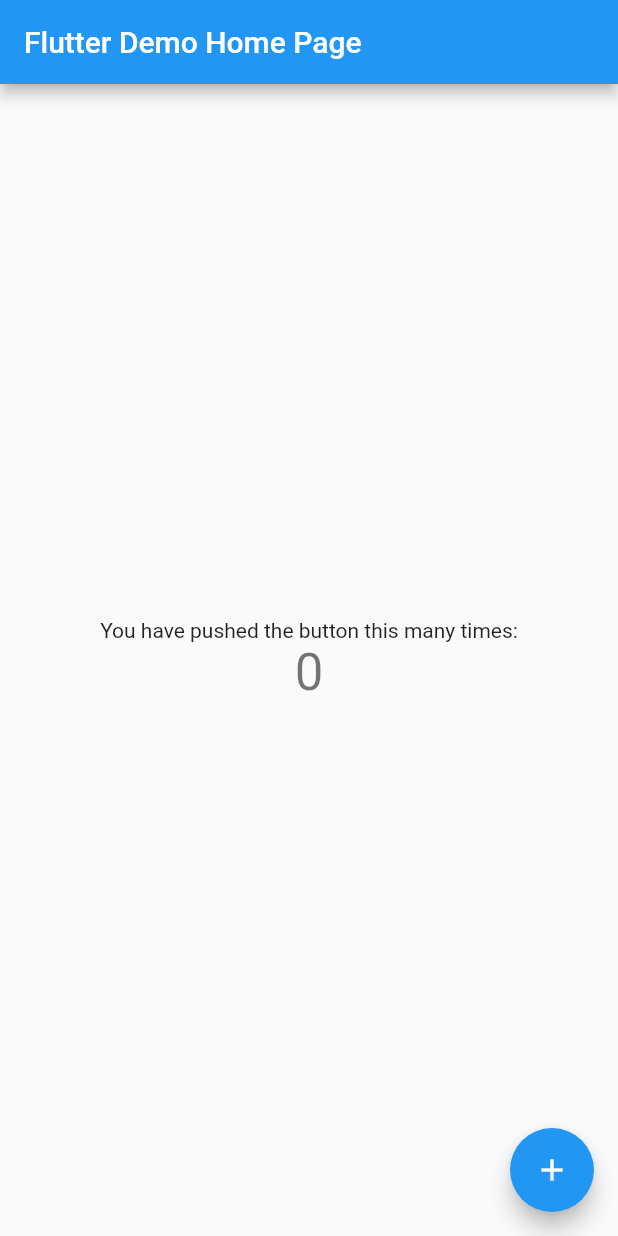
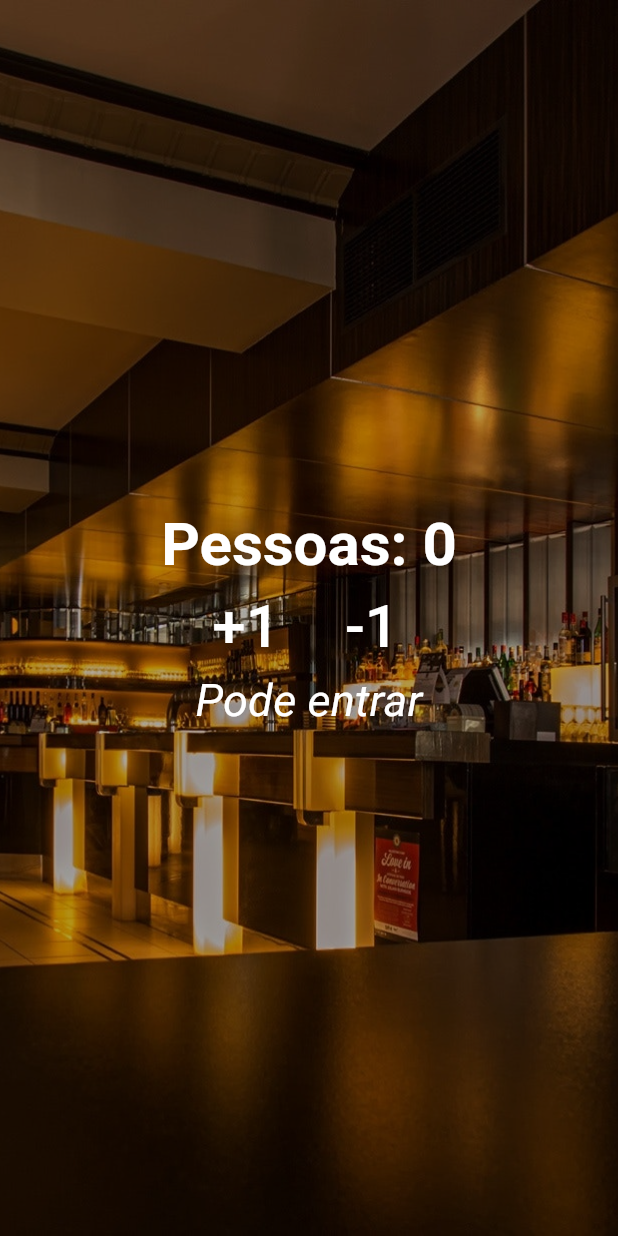
Before and after one commit to MuriloAlexSilva/contador_restaurante, a Flutter app: the screen it shows after launch, on a phone screen of 412 x 824 dp. Run offline on Flutter 3.47's test engine with Material 2 defaults, Android fonts, the phone set to English and light mode, and no system bars.

Commit message:
termino do app

```diff
--- /dev/null
+++ b/contador_restaurante/lib/app/views/home_page.dart
@@ -0,0 +1,86 @@
+import 'package:flutter/material.dart';
+
+class HomePage extends StatefulWidget {
+  @override
+  _HomePageState createState() => _HomePageState();
+}
+
+class _HomePageState extends State<HomePage> {
+  int contador = 0;
+  String text = 'Pode entrar';
+  changeContador(int valor) {
+    setState(() {
+      contador += valor;
+
+      if (contador > 10) {
+        text = 'Lotado';
+      } else if (contador < 0) {
+        text = 'Sem chance, estar negativo';
+      } else {
+        text = 'Pode entrar';
+      }
+    });
+  }
+
+  @override
+  Widget build(BuildContext context) {
+    return MaterialApp(
+      home: Scaffold(
+        backgroundColor: Colors.black,
+        body: Stack(
+          children: [
+            Opacity(
+              opacity: 0.7,
+              child: Image.asset(
+                'images/restaurant.jpg',
+                fit: BoxFit.cover,
+                height: double.infinity,
+              ),
+            ),
+            Column(
+              mainAxisAlignment: MainAxisAlignment.center,
+              children: [
+                Text(
+                  'Pessoas: $contador',
+                  style: TextStyle(
+                      color: Colors.white,
+                      fontWeight: FontWeight.bold,
+                      fontSize: 40),
+                ),
+                Row(
+                  mainAxisAlignment: MainAxisAlignment.center,
+                  children: [
+                    TextButton(
+                        onPressed: () {
+                          changeContador(1);
+                        },
+                        child: Text('+1',
+                            style:
+                                TextStyle(color: Colors.white, fontSize: 40))),
+                    SizedBox(
+                      width: 20,
+                    ),
+                    TextButton(
+                        onPressed: () {
+                          changeContador(-1);
+                        },
+                        child: Text('-1',
+                            style:
+                                TextStyle(color: Colors.white, fontSize: 40))),
+                  ],
+                ),
+                Text(
+                  text,
+                  style: TextStyle(
+                      color: Colors.white,
+                      fontSize: 30,
+                      fontStyle: FontStyle.italic),
+                ),
+              ],
+            ),
+          ],
+        ),
+      ),
+    );
+  }
+}
--- a/contador_restaurante/lib/main.dart
+++ b/contador_restaurante/lib/main.dart
@@ -1,117 +1,6 @@
+import 'package:contador_restaurante/app/views/home_page.dart';
 import 'package:flutter/material.dart';
 
 void main() {
-  runApp(MyApp());
+  runApp(HomePage());
 }
-
-class MyApp extends StatelessWidget {
-  // This widget is the root of your application.
-  @override
-  Widget build(BuildContext context) {
-    return MaterialApp(
-      title: 'Flutter Demo',
-      theme: ThemeData(
-        // This is the theme of your application.
-        //
-        // Try running your application with "flutter run". You'll see the
-        // application has a blue toolbar. Then, without quitting the app, try
-        // changing the primarySwatch below to Colors.green and then invoke
-        // "hot reload" (press "r" in the console where you ran "flutter run",
-        // or simply save your changes to "hot reload" in a Flutter IDE).
-        // Notice that the counter didn't reset back to zero; the application
-        // is not restarted.
-        primarySwatch: Colors.blue,
-        // This makes the visual density adapt to the platform that you run
-        // the app on. For desktop platforms, the controls will be smaller and
-        // closer together (more dense) than on mobile platforms.
-        visualDensity: VisualDensity.adaptivePlatformDensity,
-      ),
-      home: MyHomePage(title: 'Flutter Demo Home Page'),
-    );
-  }
-}
-
-class MyHomePage extends StatefulWidget {
-  MyHomePage({Key key, this.title}) : super(key: key);
-
-  // This widget is the home page of your application. It is stateful, meaning
-  // that it has a State object (defined below) that contains fields that affect
-  // how it looks.
-
-  // This class is the configuration for the state. It holds the values (in this
-  // case the title) provided by the parent (in this case the App widget) and
-  // used by the build method of the State. Fields in a Widget subclass are
-  // always marked "final".
-
-  final String title;
-
-  @override
-  _MyHomePageState createState() => _MyHomePageState();
-}
-
-class _MyHomePageState extends State<MyHomePage> {
-  int _counter = 0;
-
-  void _incrementCounter() {
-    setState(() {
-      // This call to setState tells the Flutter framework that something has
-      // changed in this State, which causes it to rerun the build method below
-      // so that the display can reflect the updated values. If we changed
-      // _counter without calling setState(), then the build method would not be
-      // called again, and so nothing would appear to happen.
-      _counter++;
-    });
-  }
-
-  @override
-  Widget build(BuildContext context) {
-    // This method is rerun every time setState is called, for instance as done
-    // by the _incrementCounter method above.
-    //
-    // The Flutter framework has been optimized to make rerunning build methods
-    // fast, so that you can just rebuild anything that needs updating rather
-    // than having to individually change instances of widgets.
-    return Scaffold(
-      appBar: AppBar(
-        // Here we take the value from the MyHomePage object that was created by
-        // the App.build method, and use it to set our appbar title.
-        title: Text(widget.title),
-      ),
-      body: Center(
-        // Center is a layout widget. It takes a single child and positions it
-        // in the middle of the parent.
-        child: Column(
-          // Column is also a layout widget. It takes a list of children and
-          // arranges them vertically. By default, it sizes itself to fit its
-          // children horizontally, and tries to be as tall as its parent.
-          //
-          // Invoke "debug painting" (press "p" in the console, choose the
-          // "Toggle Debug Paint" action from the Flutter Inspector in Android
-          // Studio, or the "Toggle Debug Paint" command in Visual Studio Code)
-          // to see the wireframe for each widget.
-          //
-          // Column has various properties to control how it sizes itself and
-          // how it positions its children. Here we use mainAxisAlignment to
-          // center the children vertically; the main axis here is the vertical
-          // axis because Columns are vertical (the cross axis would be
-          // horizontal).
-          mainAxisAlignment: MainAxisAlignment.center,
-          children: <Widget>[
-            Text(
-              'You have pushed the button this many times:',
-            ),
-            Text(
-              '$_counter',
-              style: Theme.of(context).textTheme.headline4,
-            ),
-          ],
-        ),
-      ),
-      floatingActionButton: FloatingActionButton(
-        onPressed: _incrementCounter,
-        tooltip: 'Increment',
-        child: Icon(Icons.add),
-      ), // This trailing comma makes auto-formatting nicer for build methods.
-    );
-  }
-}
--- a/contador_restaurante/pubspec.yaml
+++ b/contador_restaurante/pubspec.yaml
@@ -45,8 +45,8 @@ flutter:
   uses-material-design: true
 
   # To add assets to your application, add an assets section, like this:
-  # assets:
-  #   - images/a_dot_burr.jpeg
+  assets:
+    - images/
   #   - images/a_dot_ham.jpeg
 
   # An image asset can refer to one or more resolution-specific "variants", see
```
Also changed, not shown: contador_restaurante/images/restaurant.jpg (added), 2 other files.
